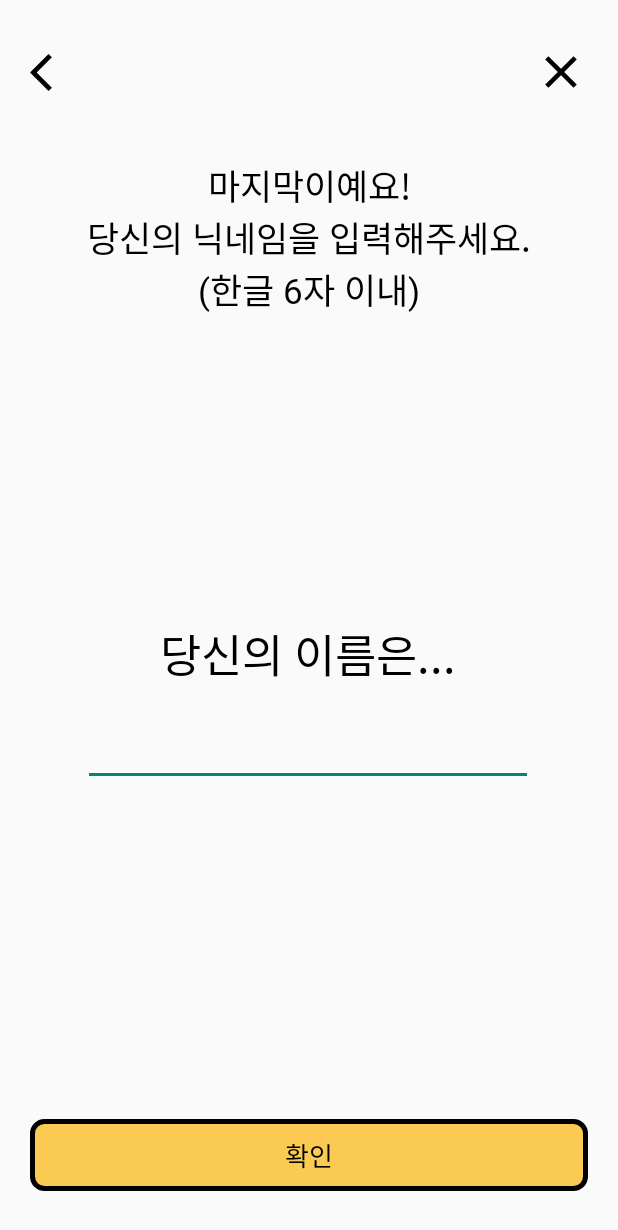
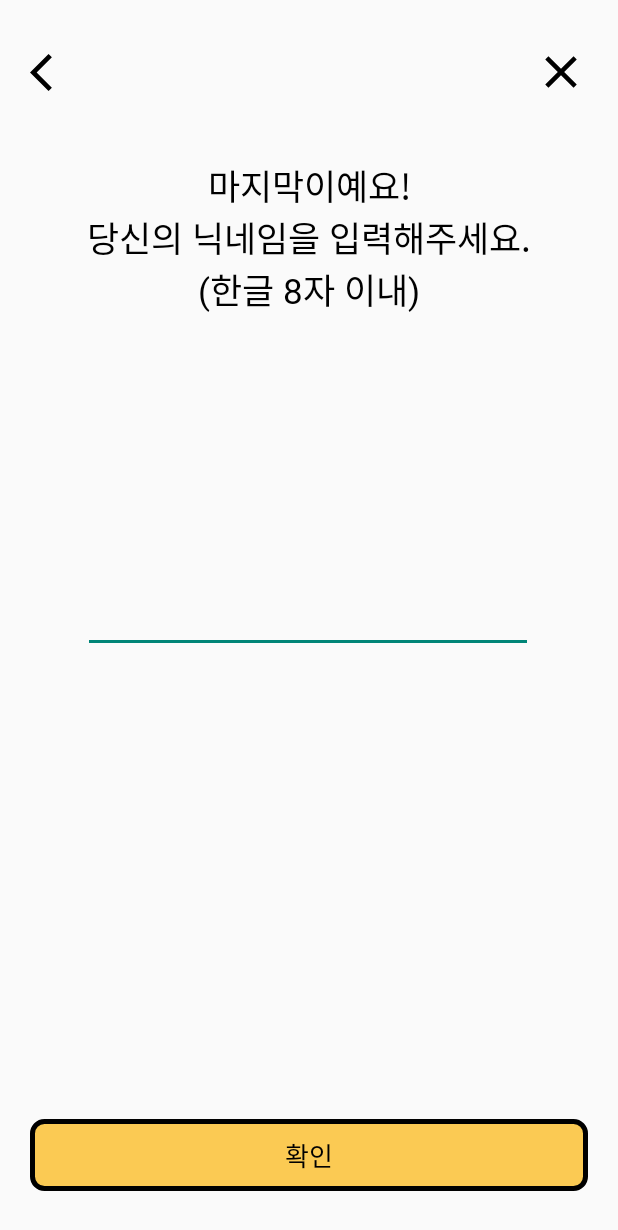
Before and after one commit to jungdennis/hypersonal_booster, an Android app: the layout layout_register_name.xml on its own in the app's theme, with its tools: preview values and no code run, on a phone screen of 412 x 824 dp. Shown: the top 1230 px of the screen. Run offline under Robolectric (Android 15) with nearby library versions, the light colour scheme and no system bars.

Commit message:
충돌부분 수정

```diff
--- /dev/null
+++ b/app/app/src/main/res/drawable/ic_setting.xml
@@ -0,0 +1,5 @@
+<vector android:height="24dp" android:tint="#000000"
+    android:viewportHeight="24" android:viewportWidth="24"
+    android:width="24dp" xmlns:android="http://schemas.android.com/apk/res/android">
+    <path android:fillColor="@android:color/white" android:pathData="M19.14,12.94c0.04,-0.3 0.06,-0.61 0.06,-0.94c0,-0.32 -0.02,-0.64 -0.07,-0.94l2.03,-1.58c0.18,-0.14 0.23,-0.41 0.12,-0.61l-1.92,-3.32c-0.12,-0.22 -0.37,-0.29 -0.59,-0.22l-2.39,0.96c-0.5,-0.38 -1.03,-0.7 -1.62,-0.94L14.4,2.81c-0.04,-0.24 -0.24,-0.41 -0.48,-0.41h-3.84c-0.24,0 -0.43,0.17 -0.47,0.41L9.25,5.35C8.66,5.59 8.12,5.92 7.63,6.29L5.24,5.33c-0.22,-0.08 -0.47,0 -0.59,0.22L2.74,8.87C2.62,9.08 2.66,9.34 2.86,9.48l2.03,1.58C4.84,11.36 4.8,11.69 4.8,12s0.02,0.64 0.07,0.94l-2.03,1.58c-0.18,0.14 -0.23,0.41 -0.12,0.61l1.92,3.32c0.12,0.22 0.37,0.29 0.59,0.22l2.39,-0.96c0.5,0.38 1.03,0.7 1.62,0.94l0.36,2.54c0.05,0.24 0.24,0.41 0.48,0.41h3.84c0.24,0 0.44,-0.17 0.47,-0.41l0.36,-2.54c0.59,-0.24 1.13,-0.56 1.62,-0.94l2.39,0.96c0.22,0.08 0.47,0 0.59,-0.22l1.92,-3.32c0.12,-0.22 0.07,-0.47 -0.12,-0.61L19.14,12.94zM12,15.6c-1.98,0 -3.6,-1.62 -3.6,-3.6s1.62,-3.6 3.6,-3.6s3.6,1.62 3.6,3.6S13.98,15.6 12,15.6z"/>
+</vector>
--- a/app/app/src/main/res/drawable/icon_gps.xml
+++ b/app/app/src/main/res/drawable/icon_gps.xml
@@ -0,0 +1,5 @@
+<vector android:height="24dp" android:tint="#000000"
+    android:viewportHeight="24" android:viewportWidth="24"
+    android:width="24dp" xmlns:android="http://schemas.android.com/apk/res/android">
+    <path android:fillColor="@android:color/white" android:pathData="M12,8c-2.21,0 -4,1.79 -4,4s1.79,4 4,4 4,-1.79 4,-4 -1.79,-4 -4,-4zM20.94,11c-0.46,-4.17 -3.77,-7.48 -7.94,-7.94L13,1h-2v2.06C6.83,3.52 3.52,6.83 3.06,11L1,11v2h2.06c0.46,4.17 3.77,7.48 7.94,7.94L11,23h2v-2.06c4.17,-0.46 7.48,-3.77 7.94,-7.94L23,13v-2h-2.06zM12,19c-3.87,0 -7,-3.13 -7,-7s3.13,-7 7,-7 7,3.13 7,7 -3.13,7 -7,7z"/>
+</vector>
--- a/app/app/src/main/res/drawable/icon_star.xml
+++ b/app/app/src/main/res/drawable/icon_star.xml
@@ -0,0 +1,5 @@
+<vector android:height="24dp" android:tint="#000000"
+    android:viewportHeight="24" android:viewportWidth="24"
+    android:width="24dp" xmlns:android="http://schemas.android.com/apk/res/android">
+    <path android:fillColor="@android:color/white" android:pathData="M12,17.27L18.18,21l-1.64,-7.03L22,9.24l-7.19,-0.61L12,2 9.19,8.63 2,9.24l5.46,4.73L5.82,21z"/>
+</vector>
--- a/app/app/src/main/res/layout/layout_register_name.xml
+++ b/app/app/src/main/res/layout/layout_register_name.xml
@@ -29,7 +29,7 @@
         android:layout_marginTop="43dp"
         android:fontFamily="@font/font_bold"
         android:gravity="center"
-        android:text="마지막이예요!\n당신의 닉네임을 입력해주세요.\n(한글 6자 이내)"
+        android:text="마지막이예요!\n당신의 닉네임을 입력해주세요.\n(한글 8자 이내)"
         android:textColor="@color/black"
         android:textSize="23sp"
         app:layout_constraintEnd_toEndOf="parent"
@@ -37,38 +37,23 @@
         app:layout_constraintStart_toStartOf="parent"
         app:layout_constraintTop_toTopOf="@+id/guideline_top" />
 
-    <TextView
-        android:id="@+id/your_name_is"
-        android:layout_width="wrap_content"
-        android:layout_height="wrap_content"
-        android:fontFamily="@font/font_medium"
-        android:text="당신의 이름은..."
-        android:textColor="@color/black"
-        android:textSize="30dp"
-        app:layout_constraintBottom_toTopOf="@+id/confirm"
-        app:layout_constraintEnd_toStartOf="@+id/guideline_end"
-        app:layout_constraintHorizontal_bias="0.496"
-        app:layout_constraintStart_toStartOf="@+id/guideline_start"
-        app:layout_constraintTop_toBottomOf="@+id/info_nickname"
-        app:layout_constraintVertical_bias="0.415" />
-
     <EditText
         android:id="@+id/insert_nickname"
         android:layout_width="300dp"
         android:layout_height="wrap_content"
-        android:layout_marginTop="4dp"
         android:ems="10"
         android:fontFamily="@font/font_medium"
         android:gravity="center"
         android:inputType="numberDecimal"
         android:textColor="@color/black"
         android:textSize="30sp"
+        app:layout_constraintBottom_toTopOf="@+id/guideline_bottom"
         app:layout_constraintEnd_toStartOf="@+id/guideline_end"
         app:layout_constraintHorizontal_bias="0.49"
         app:layout_constraintStart_toStartOf="@+id/guideline_start"
-        app:layout_constraintTop_toBottomOf="@+id/your_name_is" />
+        app:layout_constraintTop_toTopOf="@+id/guideline_top" />
 
-    <android.widget.Button
+    <Button
         android:id="@+id/confirm"
         style="?android:attr/borderlessButtonStyle"
         android:layout_width="0dp"
```
Also changed, not shown: app/app/src/main/res/layout/layout_register_nickname.xml (deleted, +0 -116 lines), app/app/src/main/res/drawable-v24/ic_setting.xml (deleted).
